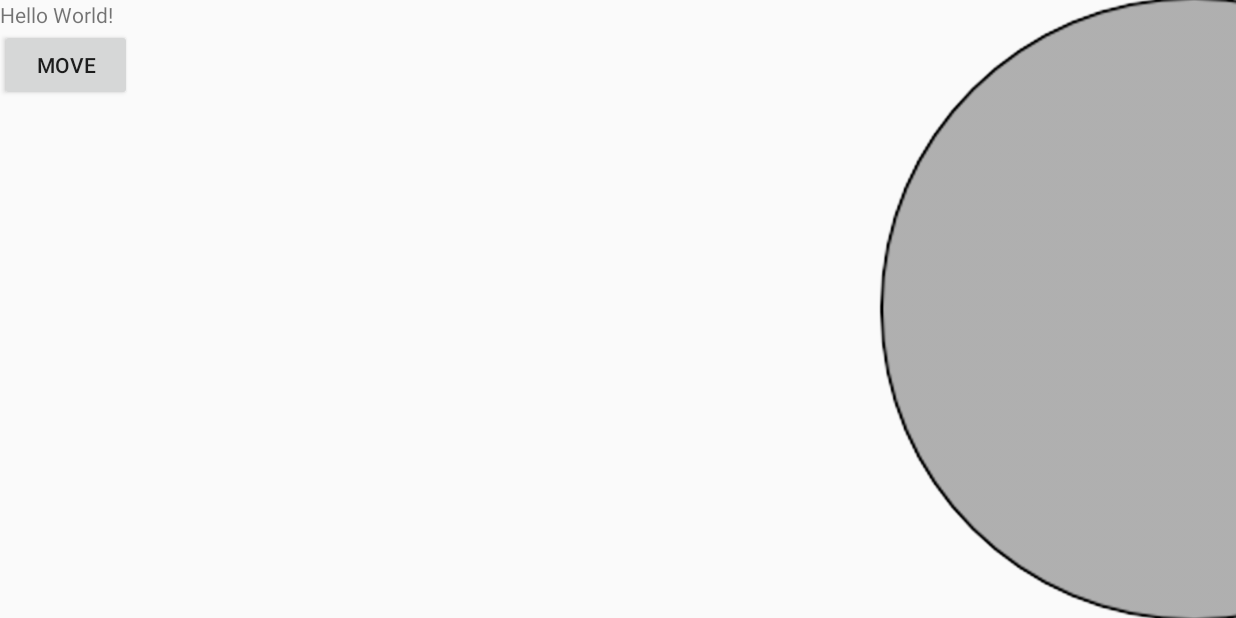
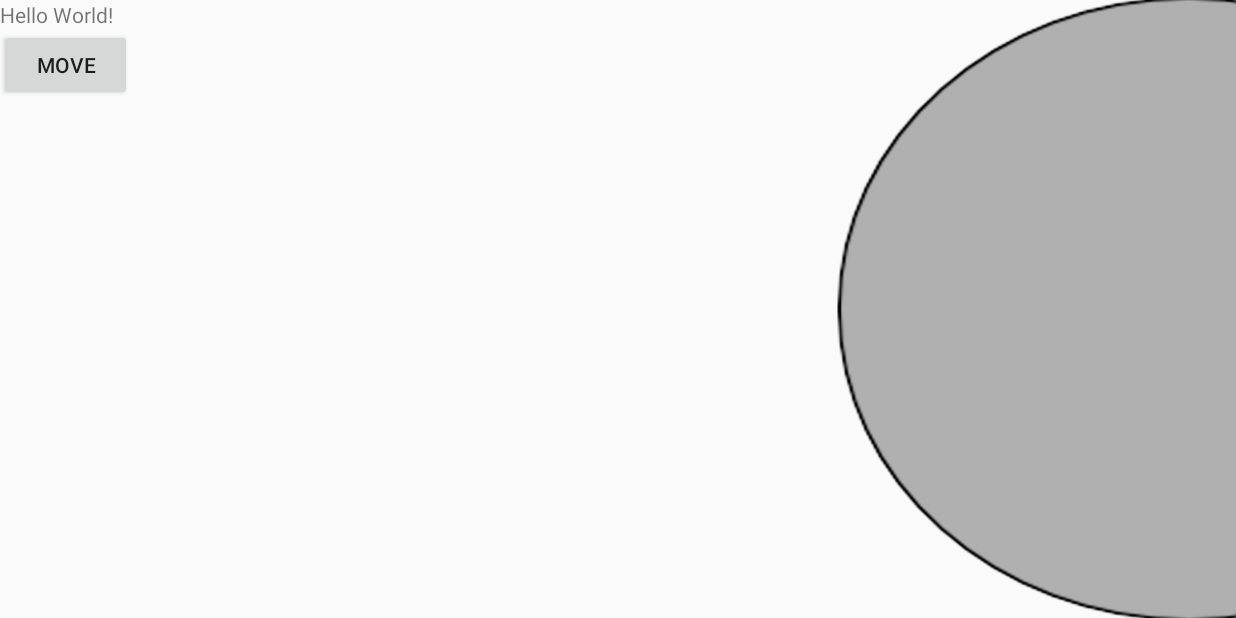
Before and after one commit to bradguner/flex-menus, an Android app: the screen it shows after launch (MainActivity), on a phone screen of 824 x 412 dp (held sideways). Run offline under Robolectric (Android 15) with nearby library versions, the phone set to English and light mode, and no system bars.

Commit message:
changed layout ordering

```diff
--- a/Menus/app/src/main/res/layout/activity_main.xml
+++ b/Menus/app/src/main/res/layout/activity_main.xml
@@ -1,10 +1,5 @@
 <?xml version="1.0" encoding="utf-8"?>
-<com.flex.menus.CustomLinearLayout xmlns:android="http://schemas.android.com/apk/res/android"
-    android:layout_height="fill_parent"
-    android:layout_width="fill_parent"
-    android:id="@+id/MenuLayout">
-
-    <RelativeLayout
+<RelativeLayout xmlns:android="http://schemas.android.com/apk/res/android"
 android:layout_width="wrap_content"
 android:layout_height="wrap_content">
 
@@ -22,7 +17,10 @@
     android:layout_below="@+id/txtView"
     />
 
-    </RelativeLayout>
+    <com.flex.menus.CustomLinearLayout xmlns:android="http://schemas.android.com/apk/res/android"
+        android:layout_height="fill_parent"
+        android:layout_width="fill_parent"
+        android:id="@+id/MenuLayout">
 
         <ImageView
             android:id="@+id/imageView"
@@ -32,3 +30,6 @@
         </ImageView>
 
     </com.flex.menus.CustomLinearLayout>
+
+
+</RelativeLayout>
```
Also changed, not shown: Menus/app/src/main/res/drawable/deadpool.jpg (deleted), 1 other file. Lines whose indentation alone changed are shown as unchanged.
